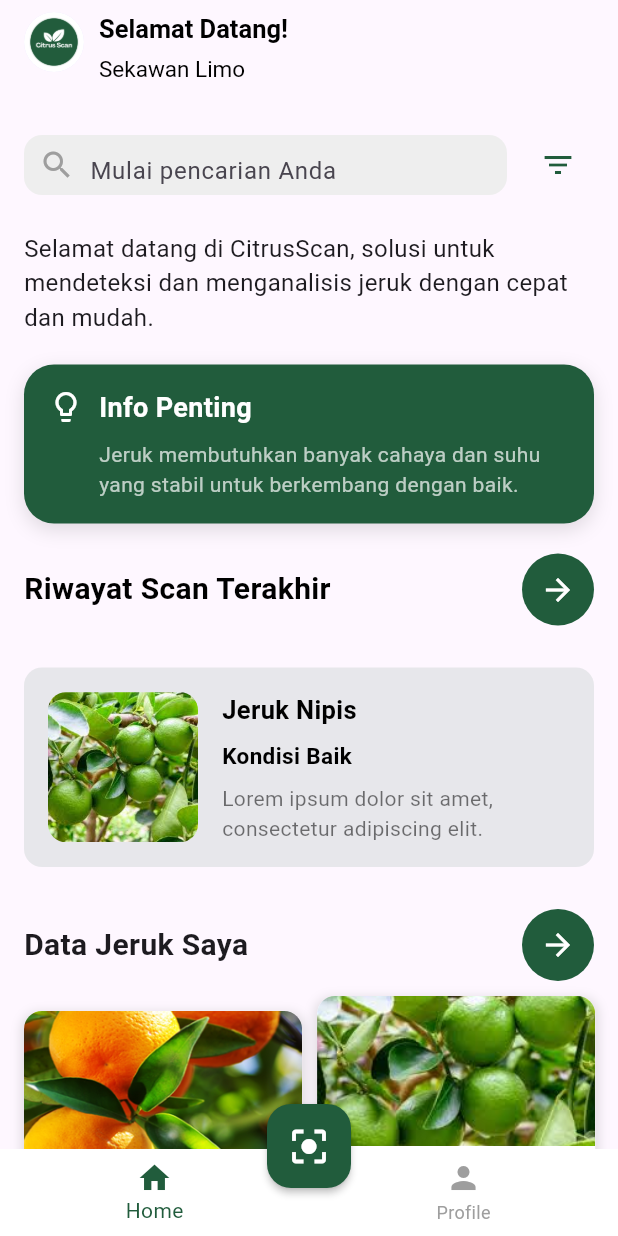
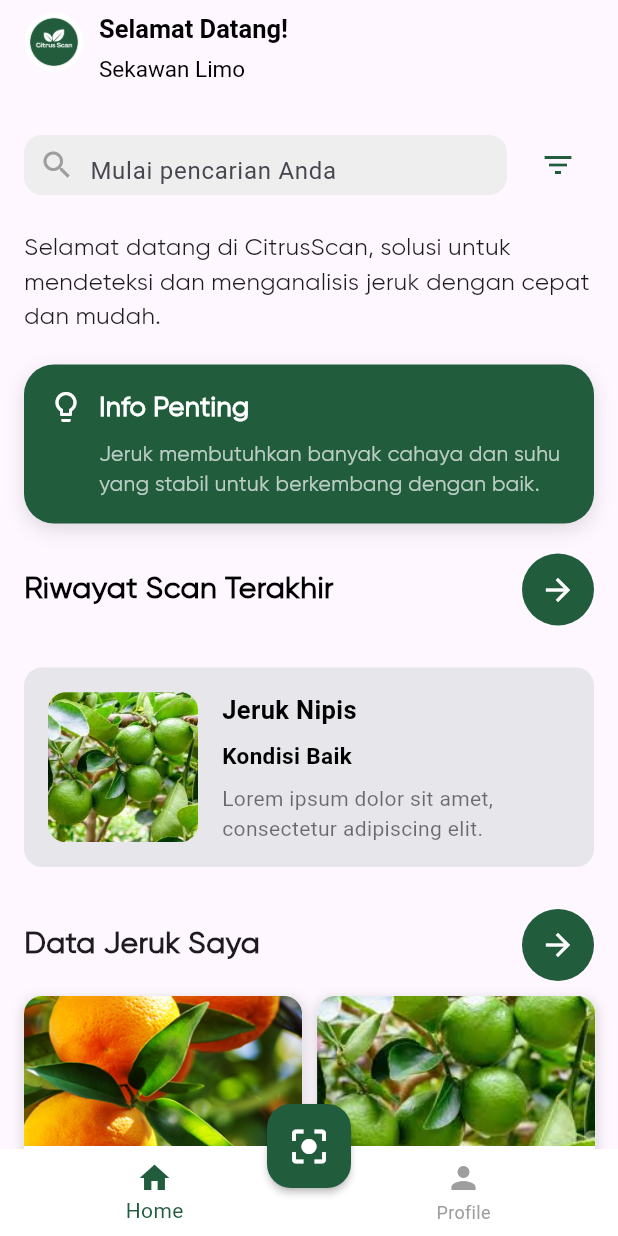
Before and after one commit to Eddav29/CitrusScan-Project, a Flutter app: the screen it shows after launch, on a phone screen of 412 x 824 dp. Run offline on Flutter 3.47's test engine with Material 3 defaults, Android fonts, the phone set to English and light mode, and no system bars; our stand-ins replace camera.

```diff
--- a/frontend/frontend_project/lib/screen/data_jeruk_widget.dart
+++ b/frontend/frontend_project/lib/screen/data_jeruk_widget.dart
@@ -52,6 +52,7 @@ class DataJerukWidget extends StatelessWidget {
                   style: TextStyle(
                     fontWeight: FontWeight.bold, // Teks tebal
                     fontSize: 16, // Ukuran font 16
+                    fontFamily: 'Gilroy', // Menggunakan font Gilroy
                   ),
                 ),
                 SizedBox(height: 4), // Memberikan jarak vertikal antara nama dan tanggal
@@ -60,8 +61,19 @@ class DataJerukWidget extends StatelessWidget {
                   style: TextStyle(
                     color: Colors.grey, // Warna teks abu-abu
                     fontSize: 14, // Ukuran font 14
+                    fontFamily: 'Gilroy', // Menggunakan font Gilroy
                   ),
                 ),
+                SizedBox(height: 4), // Mengurangi jarak vertikal sebelum lorem ipsum
+                Text(
+                  "Lorem ipsum dolor sit amet, consectetur adipiscing elit. Nullam at dolor vitae orci tempor accumsan.", // Teks lorem ipsum
+                  style: TextStyle(
+                    fontSize: 12, // Ukuran font 12
+                    color: Colors.black54, // Warna teks hitam dengan transparansi
+                    fontFamily: 'Gilroy', // Menggunakan font Gilroy
+                  ),
+                ),
+                SizedBox(height: 4), // Jarak vertikal setelah lorem ipsum yang lebih sedikit
               ],
             ),
           ),
@@ -70,3 +82,72 @@ class DataJerukWidget extends StatelessWidget {
     );
   }
 }
+
+// Widget untuk menampilkan dua DataJerukWidget dalam satu baris
+class JerukRowWidget extends StatelessWidget {
+  final DataJerukWidget leftCard;
+  final DataJerukWidget rightCard;
+
+  JerukRowWidget({required this.leftCard, required this.rightCard});
+
+  @override
+  Widget build(BuildContext context) {
+    return Row(
+      mainAxisAlignment: MainAxisAlignment.spaceBetween,
+      children: [
+        leftCard,
+        SizedBox(width: 10),
+        rightCard,
+      ],
+    );
+  }
+}
+
+// Widget utama yang mencakup semua DataJerukWidget
+class HomeScreen extends StatelessWidget {
+  @override
+  Widget build(BuildContext context) {
+    return Column(
+      children: [
+        JerukRowWidget(
+          leftCard: DataJerukWidget(
+            namaJeruk: "Jeruk Manis",
+            tanggalScan: "2 Okt 2024",
+            imagePath: 'assets/images/daunjeruk2.jpg',
+          ),
+          rightCard: DataJerukWidget(
+            namaJeruk: "Jeruk Nipis",
+            tanggalScan: "10 Okt 2024",
+            imagePath: 'assets/images/jeruknipis1.jpg',
+          ),
+        ),
+        SizedBox(height: 10),
+        JerukRowWidget(
+          leftCard: DataJerukWidget(
+            namaJeruk: "Jeruk Bali",
+            tanggalScan: "12 Okt 2024",
+            imagePath: 'assets/images/jerukbali.jpeg',
+          ),
+          rightCard: DataJerukWidget(
+            namaJeruk: "Jeruk Keprok",
+            tanggalScan: "15 Okt 2024",
+            imagePath: 'assets/images/jerukkeprok.jpg',
+          ),
+        ),
+        SizedBox(height: 10),
+        JerukRowWidget(
+          leftCard: DataJerukWidget(
+            namaJeruk: "Jeruk Nipis Kecil",
+            tanggalScan: "18 Okt 2024",
+            imagePath: 'assets/images/daunjeruk2.jpg',
+          ),
+          rightCard: DataJerukWidget(
+            namaJeruk: "Jeruk Sunkist",
+            tanggalScan: "20 Okt 2024",
+            imagePath: 'assets/images/daunjeruk2.jpg',
+          ),
+        ),
+      ],
+    );
+  }
+}
--- a/frontend/frontend_project/lib/screen/home_screen.dart
+++ b/frontend/frontend_project/lib/screen/home_screen.dart
@@ -12,6 +12,60 @@ class HomeScreen extends StatefulWidget {
 
 class _HomeScreenState extends State<HomeScreen> {
   Color appBarColor = Colors.transparent; // Warna AppBar
+
+  // Sample data for the oranges
+  final List<Map<String, String>> jerukData = [
+    {
+      "namaJeruk": "Jeruk Manis",
+      "tanggalScan": "2 Okt 2024",
+      "imagePath": 'assets/images/jeruk1.png',
+    },
+    {
+      "namaJeruk": "Jeruk Nipis",
+      "tanggalScan": "10 Okt 2024",
+      "imagePath": 'assets/images/jeruknipis.jpeg',
+    },
+    {
+      "namaJeruk": "Jeruk Bali",
+      "tanggalScan": "12 Okt 2024",
+      "imagePath": 'assets/images/jeruk1.png',
+    },
+    {
+      "namaJeruk": "Jeruk Keprok",
+      "tanggalScan": "15 Okt 2024",
+      "imagePath": 'assets/images/jeruknipis.jpeg',
+    },
+  ];
+
+  // Function to build rows of DataJerukWidget
+  List<Widget> buildJerukRows() {
+    List<Widget> rows = [];
+    for (int i = 0; i < jerukData.length; i += 2) {
+      // Check if the next item exists for pairing
+      DataJerukWidget leftCard = DataJerukWidget(
+        namaJeruk: jerukData[i]["namaJeruk"]!,
+        tanggalScan: jerukData[i]["tanggalScan"]!,
+        imagePath: jerukData[i]["imagePath"]!,
+      );
+
+      // Check if there is a right card
+      DataJerukWidget rightCard = (i + 1 < jerukData.length)
+          ? DataJerukWidget(
+              namaJeruk: jerukData[i + 1]["namaJeruk"]!,
+              tanggalScan: jerukData[i + 1]["tanggalScan"]!,
+              imagePath: jerukData[i + 1]["imagePath"]!,
+            )
+          : DataJerukWidget(
+              namaJeruk: "",
+              tanggalScan: "",
+              imagePath: "",
+            );
+
+      rows.add(JerukRowWidget(leftCard: leftCard, rightCard: rightCard));
+      rows.add(SizedBox(height: 10)); // Spacing between rows
+    }
+    return rows;
+  }
 
   @override
   Widget build(BuildContext context) {
@@ -73,7 +127,10 @@ class _HomeScreenState extends State<HomeScreen> {
                   // Teks selamat datang
                   Text(
                     "Selamat datang di CitrusScan, solusi untuk mendeteksi dan menganalisis jeruk dengan cepat dan mudah.",
-                    style: TextStyle(fontSize: 16),
+                    style: TextStyle(
+                      fontSize: 16,
+                      fontFamily: 'Gilroy', // Menggunakan font Gilroy
+                    ),
                   ),
                   SizedBox(height: 20),
                   // Widget tips
@@ -89,6 +146,7 @@ class _HomeScreenState extends State<HomeScreen> {
                           fontSize: 20,
                           fontWeight: FontWeight.bold,
                           color: Colors.black,
+                          fontFamily: 'Gilroy', // Menggunakan font Gilroy
                         ),
                       ),
                       // Ikon untuk melihat selengkapnya
@@ -116,7 +174,11 @@ class _HomeScreenState extends State<HomeScreen> {
                     children: [
                       Text(
                         "Data Jeruk Saya",
-                        style: TextStyle(fontSize: 20, fontWeight: FontWeight.bold),
+                        style: TextStyle(
+                          fontSize: 20,
+                          fontWeight: FontWeight.bold,
+                          fontFamily: 'Gilroy', // Menggunakan font Gilroy
+                        ),
                       ),
                       // Ikon untuk melihat selengkapnya
                       Container(
@@ -134,22 +196,9 @@ class _HomeScreenState extends State<HomeScreen> {
                     ],
                   ),
                   SizedBox(height: 10),
-                  // Menampilkan data jeruk
-                  Row(
-                    mainAxisAlignment: MainAxisAlignment.spaceBetween,
-                    children: [
-                      DataJerukWidget(
-                        namaJeruk: "Jeruk Manis",
-                        tanggalScan: "2 Okt 2024", // Tanggal scan
-                        imagePath: 'assets/images/jeruk1.png',
-                      ),
-                      SizedBox(width: 10),
-                      DataJerukWidget(
-                        namaJeruk: "Jeruk Nipis",
-                        tanggalScan: "10 Okt 2024", // Tanggal scan
-                        imagePath: 'assets/images/jeruknipis.jpeg',
-                      ),
-                    ],
+                  // Menampilkan semua data jeruk
+                  Column(
+                    children: buildJerukRows(),
                   ),
                 ],
               ),
--- a/frontend/frontend_project/lib/screen/tips_widget.dart
+++ b/frontend/frontend_project/lib/screen/tips_widget.dart
@@ -36,6 +36,7 @@ class TipsWidget extends StatelessWidget {
                   Text(
                     "Info Penting", // Judul informasi
                     style: TextStyle(
+                      fontFamily: 'Gilroy', // Menggunakan font Gilroy
                       fontSize: 18, // Ukuran font judul
                       fontWeight: FontWeight.bold, // Bold untuk judul
                       color: Colors.white, // Warna teks judul putih
@@ -45,6 +46,7 @@ class TipsWidget extends StatelessWidget {
                   Text(
                     "Jeruk membutuhkan banyak cahaya dan suhu yang stabil untuk berkembang dengan baik.", // Deskripsi info
                     style: TextStyle(
+                      fontFamily: 'Gilroy', // Menggunakan font Gilroy
                       fontSize: 14, // Ukuran font deskripsi
                       color: Colors.white70, // Warna teks deskripsi dengan transparansi
                     ),
```
Also changed, not shown: frontend/frontend_project/lib/screen/scan_result_screen.dart (added, +214 -0 lines), frontend/frontend_project/lib/widgets/navigation_bar.dart (+8 -3 lines), frontend/frontend_project/pubspec.yaml (+10 -1 lines), frontend/frontend_project/assets/fonts/Gilroy-Bold.ttf (added), frontend/frontend_project/assets/fonts/Gilroy-Light.ttf (added), frontend/frontend_project/assets/fonts/Gilroy-Medium.ttf (added), frontend/frontend_project/assets/fonts/Gilroy-Regular.ttf (added), frontend/frontend_project/assets/images/daunjeruk1.jpg (added), frontend/frontend_project/assets/images/daunjeruk2.jpeg (added), frontend/frontend_project/assets/images/daunsakit.jpg (added), frontend/frontend_project/assets/images/jerukbali.jpeg (added), frontend/frontend_project/assets/images/jerukkeprok.jpg (added), frontend/frontend_project/assets/images/jeruknipis1.jpg (added), frontend/frontend_project/assets/images/jeruksakit.jpeg (added).
